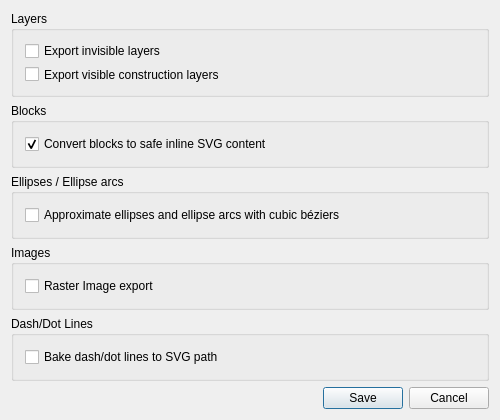
Above: librecad/src/ui/forms/qg_dlgoptionsmakercam.ui from ayaromenok/LibreCAD before the change. Below: the same form after it.
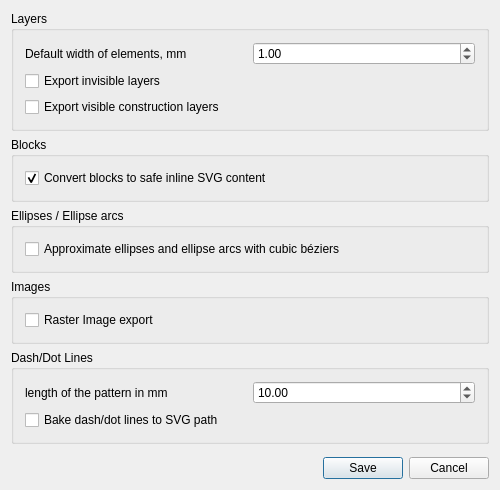
That is the form after the change.

Commit message: #6 #10 SVG export UI updated to fix this issues

```diff
--- a/librecad/src/ui/forms/qg_dlgoptionsmakercam.ui
+++ b/librecad/src/ui/forms/qg_dlgoptionsmakercam.ui
@@ -7,13 +7,13 @@
     <x>0</x>
     <y>0</y>
     <width>500</width>
-    <height>420</height>
+    <height>490</height>
    </rect>
   </property>
   <property name="minimumSize">
    <size>
     <width>500</width>
-    <height>420</height>
+    <height>490</height>
    </size>
   </property>
   <property name="windowTitle">
@@ -40,6 +40,27 @@
      <layout class="QHBoxLayout">
       <item>
        <layout class="QVBoxLayout">
+        <item>
+         <layout class="QHBoxLayout" name="hLayoutDefaultElementWidth">
+          <item>
+           <widget class="QLabel" name="lbDefaultElementWidth">
+            <property name="text">
+             <string>Default width of elements, mm</string>
+            </property>
+           </widget>
+          </item>
+          <item>
+           <widget class="QDoubleSpinBox" name="dSpinBoxDefaultElementWidth">
+            <property name="singleStep">
+             <double>0.010000000000000</double>
+            </property>
+            <property name="value">
+             <double>1.000000000000000</double>
+            </property>
+           </widget>
+          </item>
+         </layout>
+        </item>
         <item>
          <widget class="QCheckBox" name="checkInvisibleLayers">
           <property name="text">
@@ -130,6 +151,27 @@
      <layout class="QHBoxLayout">
       <item>
        <layout class="QVBoxLayout">
+        <item>
+         <layout class="QHBoxLayout" name="hLayoutDashLinePatternLength">
+          <item>
+           <widget class="QLabel" name="lbDashLinePatternLength">
+            <property name="text">
+             <string>length of the pattern in mm</string>
+            </property>
+           </widget>
+          </item>
+          <item>
+           <widget class="QDoubleSpinBox" name="dSpinBoxDashLinePatternLength">
+            <property name="singleStep">
+             <double>0.100000000000000</double>
+            </property>
+            <property name="value">
+             <double>10.000000000000000</double>
+            </property>
+           </widget>
+          </item>
+         </layout>
+        </item>
         <item>
          <widget class="QCheckBox" name="checkDashDotLines">
           <property name="text">
```
The commit also changes 3 other files.
